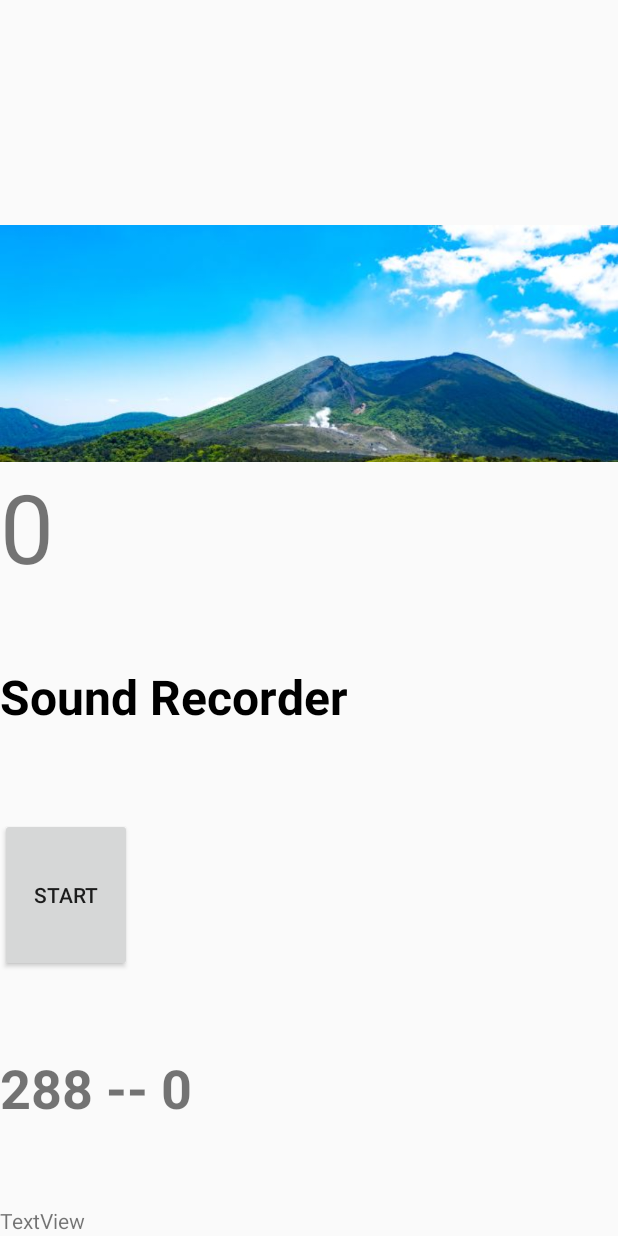
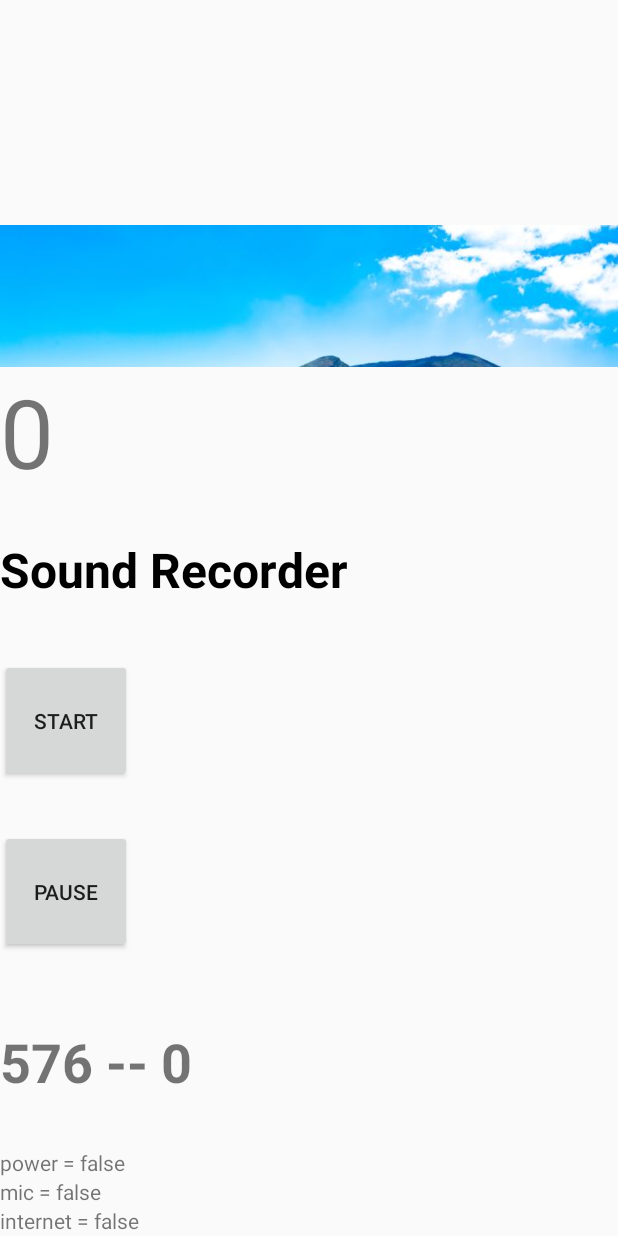
Before and after one commit to saintmarina/podcaster-pro, an Android app: the screen it shows after launch (RecordingSystemActivity), on a phone screen of 412 x 824 dp. Run offline under Robolectric (Android 15) with nearby library versions, the phone set to English and light mode, and no system bars; Roboto replaces fonts that are not available here.

Commit message:
StatusCheck added. Successfully checking power, mic and internet status

```diff
--- a/app/src/main/AndroidManifest.xml
+++ b/app/src/main/AndroidManifest.xml
@@ -5,6 +5,7 @@
     <uses-permission android:name="android.permission.RECORD_AUDIO" />
     <uses-permission android:name="android.permission.WRITE_EXTERNAL_STORAGE" />
     <uses-permission android:name="android.permission.READ_EXTERNAL_STORAGE" />
+    <uses-permission android:name="android.permission.ACCESS_NETWORK_STATE" />
 
     <application
         android:allowBackup="true"
@@ -18,7 +19,9 @@
         <activity android:name=".CheckPermissionsActivity">
             <intent-filter>
                 <action android:name="android.intent.action.MAIN" />
-
+                <action android:name="android.intent.action.ACTION_POWER_CONNECTED"/>
+                <action android:name="android.intent.action.ACTION_POWER_DISCONNECTED"/>
+                <action android:name="android.net.conn.CONNECTIVITY_CHANGE" />
                 <category android:name="android.intent.category.LAUNCHER" />
             </intent-filter>
         </activity>
@@ -26,6 +29,7 @@
         <meta-data
             android:name="preloaded_fonts"
             android:resource="@array/preloaded_fonts" />
+        <receiver android:name=".StatusChecker" />
     </application>
 
 </manifest>
--- a/app/src/main/java/com/example/recordingsystem/AudioRecorder.kt
+++ b/app/src/main/java/com/example/recordingsystem/AudioRecorder.kt
@@ -1,9 +1,15 @@
 package com.example.recordingsystem
 
+import android.content.Context
+import android.content.ContextWrapper
 import android.media.AudioFormat
 import android.media.AudioRecord
 import android.media.MediaRecorder
+import android.os.Build
 import android.util.Log
+import android.view.View
+import android.widget.Toast
+import androidx.annotation.RequiresApi
 import java.io.Closeable
 import java.io.File
 import java.io.FileNotFoundException
@@ -11,6 +17,7 @@
 import java.nio.ByteBuffer
 import java.nio.ByteOrder
 import java.nio.ShortBuffer
+import java.security.AccessController.getContext
 import java.text.SimpleDateFormat
 import java.util.*
 
@@ -26,7 +33,8 @@
 const val INIT_TIMEOUT: Long = 5*NANOS_IN_SEC
 
 
-class AudioRecorder : Closeable {
+@RequiresApi(Build.VERSION_CODES.P)
+class AudioRecorder() : Closeable {
     private var thread: Thread
     var outputFile: WavFileOutput? = null
         @Synchronized set
--- a/app/src/main/java/com/example/recordingsystem/CheckPermissionsActivity.kt
+++ b/app/src/main/java/com/example/recordingsystem/CheckPermissionsActivity.kt
@@ -17,10 +17,11 @@
     val permissions = arrayOf(
         Manifest.permission.RECORD_AUDIO,
         Manifest.permission.READ_EXTERNAL_STORAGE,
-        Manifest.permission.WRITE_EXTERNAL_STORAGE
+        Manifest.permission.WRITE_EXTERNAL_STORAGE,
+        Manifest.permission.ACCESS_NETWORK_STATE
     )
 
-    val REQUEST_CODE: Int = 0
+    private val REQUEST_CODE: Int = 0
 
     override fun onCreate(savedInstanceState: Bundle?) {
         super.onCreate(savedInstanceState)
@@ -48,7 +49,6 @@
                                             permissions: Array<String>, grantResults: IntArray) {
         when (requestCode) {
             REQUEST_CODE -> {
-
                 if (grantResults.isEmpty() || grantResults[0] != PackageManager.PERMISSION_GRANTED || grantResults[1] != PackageManager.PERMISSION_GRANTED) {
                     permission_denied.setVisibility(View.VISIBLE)
                     Toast.makeText(this, "Permission DENIED", Toast.LENGTH_SHORT).show()
--- a/app/src/main/java/com/example/recordingsystem/RecordingSystemActivity.kt
+++ b/app/src/main/java/com/example/recordingsystem/RecordingSystemActivity.kt
@@ -1,33 +1,57 @@
 package com.example.recordingsystem
 
-import android.os.Bundle
-import android.os.Handler
-import android.os.Looper
+import android.content.Context
+import android.net.ConnectivityManager
+import android.net.NetworkCapabilities
+import android.os.*
 import android.util.Log
-import android.view.ViewGroup
+import androidx.annotation.RequiresApi
 import androidx.appcompat.app.AppCompatActivity
 import androidx.viewpager2.widget.ViewPager2
 import kotlinx.android.synthetic.main.activity_recording_system.*
 
+
 const val BUF_SIZE = 1024*100
+// Check for Internet
+// Internet, Mic and power should go into a separate class. Like soundVisualizer class
+// Fix Clipping bug. Don't clip when not recording
+// Add max sound bar for the past two seconds
+// Status should of mic, power and internet should be indicated with:
+// green - when all three work
+// flashing red  - when power or internet are not working
+// warning message - when the mic is out. Stop recording before. Message should stay there until the mic is detected.
+// add onPause/onResume lifecycle elements. App should preserve state and keep running in the background
+
+
 
 class RecordingSystemActivity : AppCompatActivity() {
-    val recorder = AudioRecorder()
+    @RequiresApi(Build.VERSION_CODES.P)
+    var recorder = AudioRecorder()
     private var outputFile: WavFileOutput? = null
     lateinit var mainHandler: Handler
+    private var status = StatusChecker()
+    var context: Context = this
 
-    private val updateText = object: Runnable {
+    private val updateText = object : Runnable {
         var count = 0
+        @RequiresApi(Build.VERSION_CODES.M)
         override fun run() {
             count++
             peakTextView.text = "$count -- ${recorder.peak}"
             soundVisualizer.volume = recorder.peak
-            if (recorder.peak == Short.MAX_VALUE) {soundVisualizer.didClip = true}
+            if (recorder.peak == Short.MAX_VALUE && outputFile != null) {
+                soundVisualizer.didClip = true
+            }
             // Log.i("state", "TextView updated")
+            powerTextView.text = "power = ${status.power.toString()}"
+            micTextView.text = "mic = ${status.mic.toString()}"
+            internetTextView.text = "internet = ${status.checkNetworkState(context)}"
             mainHandler.postDelayed(this, 30)
         }
     }
 
+
+    @RequiresApi(Build.VERSION_CODES.M)
     override fun onCreate(savedInstanceState: Bundle?) {
         super.onCreate(savedInstanceState)
         setContentView(R.layout.activity_recording_system)
@@ -40,16 +64,25 @@
         })
 
         btnStart.setOnClickListener {
-            if (outputFile == null ) {
+            if (outputFile == null) {
                 handleStart()
             } else {
                 handleStop()
             }
         }
 
+        btnPause.setOnClickListener {
+            if (recorder.outputFile != null) {
+                handlePause()
+            } else {
+                handleResume()
+            }
+        }
+
         mainHandler = Handler(Looper.getMainLooper())
         mainHandler.post(updateText)
     }
+
     private fun handleStart() {
         outputFile = WavFileOutput()
         recorder.outputFile = outputFile
@@ -67,14 +100,44 @@
 
     private fun handlePause() {
         recorder.outputFile = null
+        btnPause.text = "Resume"
+
     }
 
     private fun handleResume() {
         recorder.outputFile = outputFile
+        btnPause.text = "Pause"
     }
 
+    // Lifecycle methods
+
+    override fun onStart() {
+        super.onStart()
+        registerReceiver(status, status.getIntentFilter())
+    }
+
+    @RequiresApi(Build.VERSION_CODES.P)
     override fun onStop() {
         super.onStop()
         recorder.close()
+
+    }
+
+    @RequiresApi(Build.VERSION_CODES.P)
+    override fun onRestart() {
+        super.onRestart()
+        recorder = AudioRecorder()
+    }
+
+    override fun onPause() {
+        super.onPause()
+        unregisterReceiver(status)
+        mainHandler.removeCallbacks(updateText)
+    }
+
+    override fun onResume() {
+        super.onResume()
+        registerReceiver(status, status.getIntentFilter())
+        mainHandler.post(updateText)
     }
 }
--- /dev/null
+++ b/app/src/main/java/com/example/recordingsystem/StatusChecker.kt
@@ -0,0 +1,57 @@
+package com.example.recordingsystem
+
+import android.content.BroadcastReceiver
+import android.content.Context
+import android.content.Intent
+import android.content.IntentFilter
+import android.net.ConnectivityManager
+import android.net.NetworkCapabilities
+import android.os.BatteryManager
+import android.os.Build
+import androidx.annotation.RequiresApi
+import androidx.core.content.ContextCompat.getSystemService
+import java.net.InetAddress
+
+
+class StatusChecker(): BroadcastReceiver() {
+    var power: Boolean = false
+    var mic: Boolean = false
+    var internet: Boolean = false
+
+    @RequiresApi(Build.VERSION_CODES.M)
+    override fun onReceive(context: Context?, intent: Intent?) {
+        internet = checkNetworkState(context!!)
+
+        when (intent?.action) {
+            Intent.ACTION_BATTERY_CHANGED -> {
+                val status: Int = intent.getIntExtra(BatteryManager.EXTRA_STATUS, -1)
+                val isCharging: Boolean = status == BatteryManager.BATTERY_STATUS_CHARGING
+                        || status == BatteryManager.BATTERY_STATUS_FULL
+                power = isCharging
+            }
+            Intent.ACTION_HEADSET_PLUG -> {
+                var state: Int =  intent.getIntExtra("state", 4);
+                mic = state == 1
+            }
+        }
+    }
+
+    fun getIntentFilter(): IntentFilter {
+        return IntentFilter().apply {
+            addAction(Intent.ACTION_BATTERY_CHANGED)
+            addAction(Intent.ACTION_HEADSET_PLUG)
+        }
+    }
+
+    @RequiresApi(Build.VERSION_CODES.M)
+    fun checkNetworkState(context: Context): Boolean {
+        val connectivityManager = context?.getSystemService(Context.CONNECTIVITY_SERVICE) as ConnectivityManager
+        val network = connectivityManager.activeNetwork ?: return false
+        val actNw = connectivityManager.getNetworkCapabilities(network) ?: return false
+        return when {
+            actNw.hasTransport(NetworkCapabilities.TRANSPORT_WIFI) -> true
+            else -> false
+        }
+    }
+
+}
--- a/app/src/main/res/layout/activity_recording_system.xml
+++ b/app/src/main/res/layout/activity_recording_system.xml
@@ -43,6 +43,16 @@
         android:layout_marginBottom="32dp"
         android:layout_centerVertical="true"/>
 
+    <Button
+        android:id="@+id/btnPause"
+        android:layout_width="wrap_content"
+        android:layout_height="0dp"
+        android:layout_weight="0.1"
+        android:text="Pause"
+        android:layout_alignParentBottom="true"
+        android:layout_marginBottom="32dp"
+        android:layout_centerVertical="true"/>
+
     <com.example.recordingsystem.SoundVisualizer
         android:id="@+id/soundVisualizer"
         android:layout_width="match_parent"
@@ -61,7 +71,19 @@
         android:textStyle="bold" />
 
     <TextView
-        android:id="@+id/maxSoundTextView"
+        android:id="@+id/powerTextView"
+        android:layout_width="match_parent"
+        android:layout_height="wrap_content"
+        android:text="TextView" />
+
+    <TextView
+        android:id="@+id/micTextView"
+        android:layout_width="match_parent"
+        android:layout_height="wrap_content"
+        android:text="TextView" />
+
+    <TextView
+        android:id="@+id/internetTextView"
         android:layout_width="match_parent"
         android:layout_height="wrap_content"
         android:text="TextView" />
```
